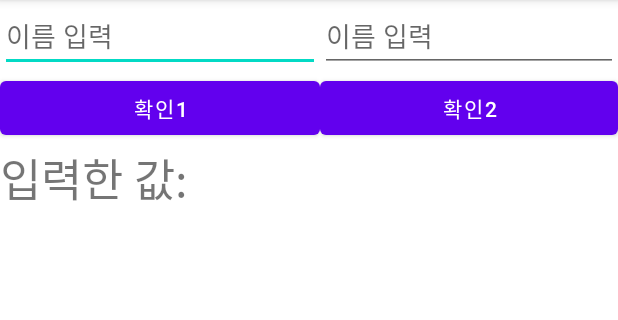
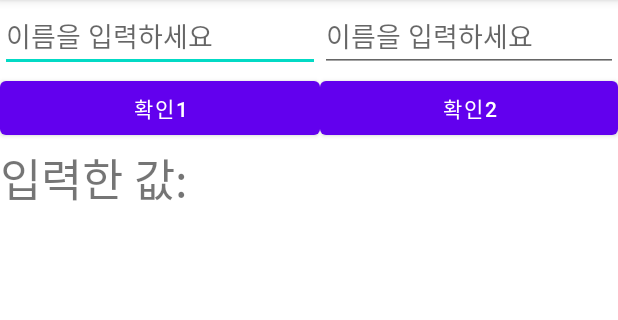
Before and after one commit to nicholas1226/kotlinBasic, an Android app: the screen it shows after launch (MainActivity), on a phone screen of 412 x 824 dp, the part 84-404 px from its top. Run offline under Robolectric (Android 15) with nearby library versions, the phone set to English and light mode, and no system bars.

Commit message:
for test

```diff
--- a/app/src/main/res/layout/activity_main.xml
+++ b/app/src/main/res/layout/activity_main.xml
@@ -22,7 +22,7 @@
                 android:layout_width="match_parent"
                 android:layout_height="wrap_content"
                 android:ems="10"
-                android:hint="이름 입력"
+                android:hint="이름을 입력하세요"
                 android:inputType="textPersonName" />
 
             <Button
@@ -42,7 +42,7 @@
                 android:layout_width="match_parent"
                 android:layout_height="wrap_content"
                 android:ems="10"
-                android:hint="이름 입력"
+                android:hint="이름을 입력하세요"
                 android:inputType="textPersonName" />
 
             <Button
```
